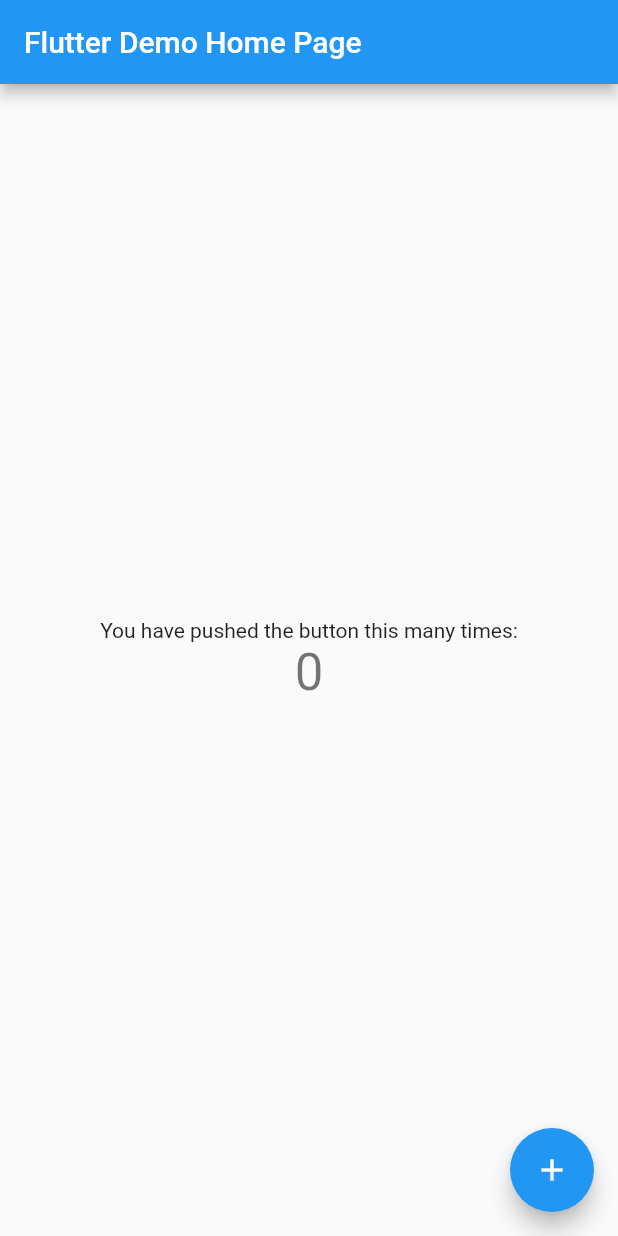
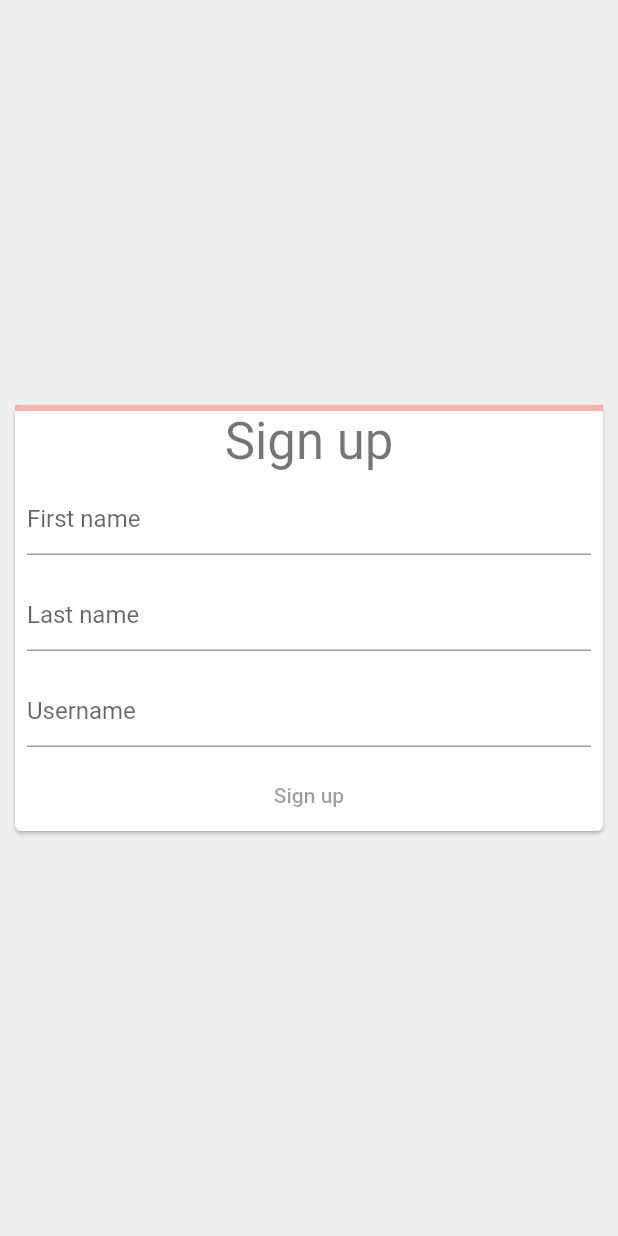
Before and after one commit to achaudhary591/Flutter_Sign_Up_App, a Flutter app: the screen it shows after launch, on a phone screen of 412 x 824 dp. Run offline on Flutter 3.47's test engine with Material 2 defaults, Android fonts, the phone set to English and light mode, and no system bars.

Commit message:
completed app

```diff
--- a/lib/main.dart
+++ b/lib/main.dart
@@ -1,115 +1,203 @@
 import 'package:flutter/material.dart';
 
-void main() {
-  runApp(const MyApp());
-}
+void main() => runApp(const SignUpApp());
 
-class MyApp extends StatelessWidget {
-  const MyApp({super.key});
+class SignUpApp extends StatelessWidget {
+  const SignUpApp();
 
-  // This widget is the root of your application.
   @override
   Widget build(BuildContext context) {
     return MaterialApp(
-      title: 'Flutter Demo',
-      theme: ThemeData(
-        // This is the theme of your application.
-        //
-        // Try running your application with "flutter run". You'll see the
-        // application has a blue toolbar. Then, without quitting the app, try
-        // changing the primarySwatch below to Colors.green and then invoke
-        // "hot reload" (press "r" in the console where you ran "flutter run",
-        // or simply save your changes to "hot reload" in a Flutter IDE).
-        // Notice that the counter didn't reset back to zero; the application
-        // is not restarted.
-        primarySwatch: Colors.blue,
-      ),
-      home: const MyHomePage(title: 'Flutter Demo Home Page'),
+      routes: {
+        '/': (context) => const SignUpScreen(),
+        '/welcome': (context) => const WelcomeScreen(),
+      },
     );
   }
 }
 
-class MyHomePage extends StatefulWidget {
-  const MyHomePage({super.key, required this.title});
-
-  // This widget is the home page of your application. It is stateful, meaning
-  // that it has a State object (defined below) that contains fields that affect
-  // how it looks.
-
-  // This class is the configuration for the state. It holds the values (in this
-  // case the title) provided by the parent (in this case the App widget) and
-  // used by the build method of the State. Fields in a Widget subclass are
-  // always marked "final".
-
-  final String title;
+class SignUpScreen extends StatelessWidget {
+  const SignUpScreen();
 
   @override
-  State<MyHomePage> createState() => _MyHomePageState();
+  Widget build(BuildContext context) {
+    return Scaffold(
+      backgroundColor: Colors.grey[200],
+      body: Center(
+        child: SizedBox(
+          width: 400,
+          child: Card(
+            child: SignUpForm(),
+          ),
+        ),
+      ),
+    );
+  }
 }
 
-class _MyHomePageState extends State<MyHomePage> {
-  int _counter = 0;
+class WelcomeScreen extends StatelessWidget {
+  const WelcomeScreen();
 
-  void _incrementCounter() {
+  @override
+  Widget build(BuildContext context) {
+    return Scaffold(
+      body: Center(
+        child: Text('Welcome!', style: Theme.of(context).textTheme.headline2),
+      ),
+    );
+  }
+}
+
+class SignUpForm extends StatefulWidget {
+  @override
+  _SignUpFormState createState() => _SignUpFormState();
+}
+
+class _SignUpFormState extends State<SignUpForm> {
+  final _firstNameTextController = TextEditingController();
+  final _lastNameTextController = TextEditingController();
+  final _usernameTextController = TextEditingController();
+
+  double _formProgress = 0;
+
+  void _updateFormProgress() {
+    var progress = 0.0;
+    final controllers = [
+      _firstNameTextController,
+      _lastNameTextController,
+      _usernameTextController
+    ];
+
+    for (final controller in controllers) {
+      if (controller.value.text.isNotEmpty) {
+        progress += 1 / controllers.length;
+      }
+    }
+
     setState(() {
-      // This call to setState tells the Flutter framework that something has
-      // changed in this State, which causes it to rerun the build method below
-      // so that the display can reflect the updated values. If we changed
-      // _counter without calling setState(), then the build method would not be
-      // called again, and so nothing would appear to happen.
-      _counter++;
+      _formProgress = progress;
     });
+  }
+
+  void _showWelcomeScreen() {
+    Navigator.of(context).pushNamed('/welcome');
   }
 
   @override
   Widget build(BuildContext context) {
-    // This method is rerun every time setState is called, for instance as done
-    // by the _incrementCounter method above.
-    //
-    // The Flutter framework has been optimized to make rerunning build methods
-    // fast, so that you can just rebuild anything that needs updating rather
-    // than having to individually change instances of widgets.
-    return Scaffold(
-      appBar: AppBar(
-        // Here we take the value from the MyHomePage object that was created by
-        // the App.build method, and use it to set our appbar title.
-        title: Text(widget.title),
+    return Form(
+      onChanged: _updateFormProgress,
+      child: Column(
+        mainAxisSize: MainAxisSize.min,
+        children: [
+          AnimatedProgressIndicator(value: _formProgress),
+          Text('Sign up', style: Theme.of(context).textTheme.headline4),
+          Padding(
+            padding: const EdgeInsets.all(8.0),
+            child: TextFormField(
+              controller: _firstNameTextController,
+              decoration: const InputDecoration(hintText: 'First name'),
+            ),
+          ),
+          Padding(
+            padding: const EdgeInsets.all(8.0),
+            child: TextFormField(
+              controller: _lastNameTextController,
+              decoration: const InputDecoration(hintText: 'Last name'),
+            ),
+          ),
+          Padding(
+            padding: const EdgeInsets.all(8.0),
+            child: TextFormField(
+              controller: _usernameTextController,
+              decoration: const InputDecoration(hintText: 'Username'),
+            ),
+          ),
+          TextButton(
+            style: ButtonStyle(
+              foregroundColor: MaterialStateProperty.resolveWith(
+                      (Set<MaterialState> states) {
+                    return states.contains(MaterialState.disabled)
+                        ? null
+                        : Colors.white;
+                  }),
+              backgroundColor: MaterialStateProperty.resolveWith(
+                      (Set<MaterialState> states) {
+                    return states.contains(MaterialState.disabled)
+                        ? null
+                        : Colors.blue;
+                  }),
+            ),
+            onPressed: _formProgress == 1 ? _showWelcomeScreen : null,
+            child: const Text('Sign up'),
+          ),
+        ],
       ),
-      body: Center(
-        // Center is a layout widget. It takes a single child and positions it
-        // in the middle of the parent.
-        child: Column(
-          // Column is also a layout widget. It takes a list of children and
-          // arranges them vertically. By default, it sizes itself to fit its
-          // children horizontally, and tries to be as tall as its parent.
-          //
-          // Invoke "debug painting" (press "p" in the console, choose the
-          // "Toggle Debug Paint" action from the Flutter Inspector in Android
-          // Studio, or the "Toggle Debug Paint" command in Visual Studio Code)
-          // to see the wireframe for each widget.
-          //
-          // Column has various properties to control how it sizes itself and
-          // how it positions its children. Here we use mainAxisAlignment to
-          // center the children vertically; the main axis here is the vertical
-          // axis because Columns are vertical (the cross axis would be
-          // horizontal).
-          mainAxisAlignment: MainAxisAlignment.center,
-          children: <Widget>[
-            const Text(
-              'You have pushed the button this many times:',
-            ),
-            Text(
-              '$_counter',
-              style: Theme.of(context).textTheme.headline4,
-            ),
-          ],
-        ),
-      ),
-      floatingActionButton: FloatingActionButton(
-        onPressed: _incrementCounter,
-        tooltip: 'Increment',
-        child: const Icon(Icons.add),
-      ), // This trailing comma makes auto-formatting nicer for build methods.
     );
   }
 }
+
+class AnimatedProgressIndicator extends StatefulWidget {
+  final double value;
+
+  const AnimatedProgressIndicator({
+    required this.value,
+  });
+
+  @override
+  State<StatefulWidget> createState() {
+    return _AnimatedProgressIndicatorState();
+  }
+}
+
+class _AnimatedProgressIndicatorState extends State<AnimatedProgressIndicator>
+    with SingleTickerProviderStateMixin {
+  late AnimationController _controller;
+  late Animation<Color?> _colorAnimation;
+  late Animation<double> _curveAnimation;
+
+  @override
+  void initState() {
+    super.initState();
+    _controller = AnimationController(
+      duration: const Duration(milliseconds: 1200),
+      vsync: this,
+    );
+
+    final colorTween = TweenSequence([
+      TweenSequenceItem(
+        tween: ColorTween(begin: Colors.red, end: Colors.orange),
+        weight: 1,
+      ),
+      TweenSequenceItem(
+        tween: ColorTween(begin: Colors.orange, end: Colors.yellow),
+        weight: 1,
+      ),
+      TweenSequenceItem(
+        tween: ColorTween(begin: Colors.yellow, end: Colors.green),
+        weight: 1,
+      ),
+    ]);
+
+    _colorAnimation = _controller.drive(colorTween);
+    _curveAnimation = _controller.drive(CurveTween(curve: Curves.easeIn));
+  }
+
+  @override
+  void didUpdateWidget(oldWidget) {
+    super.didUpdateWidget(oldWidget);
+    _controller.animateTo(widget.value);
+  }
+
+  @override
+  Widget build(BuildContext context) {
+    return AnimatedBuilder(
+      animation: _controller,
+      builder: (context, child) => LinearProgressIndicator(
+        value: _curveAnimation.value,
+        valueColor: _colorAnimation,
+        backgroundColor: _colorAnimation.value?.withOpacity(0.4),
+      ),
+    );
+  }
+}
```
